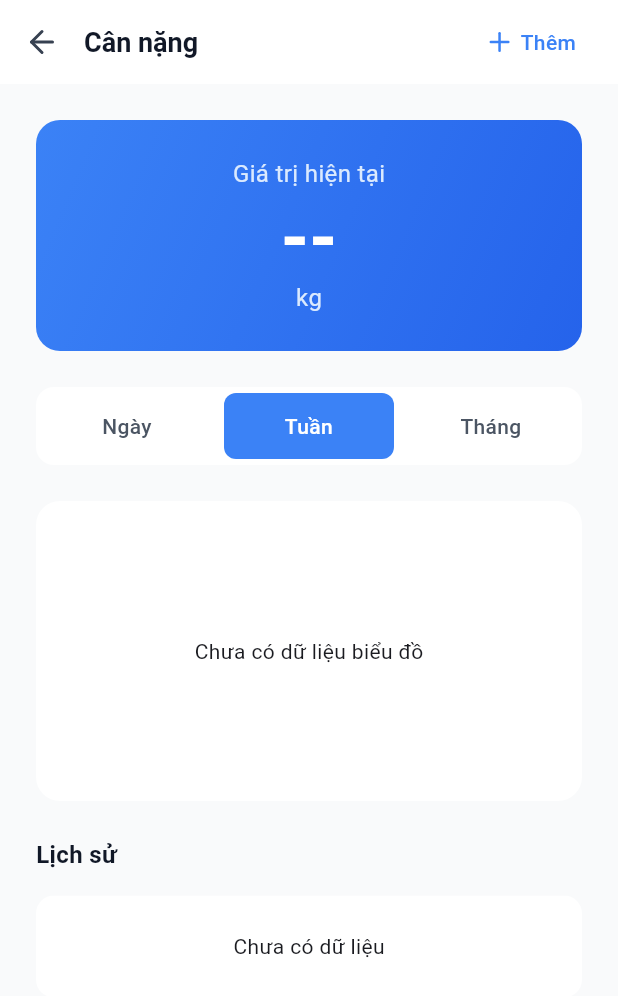
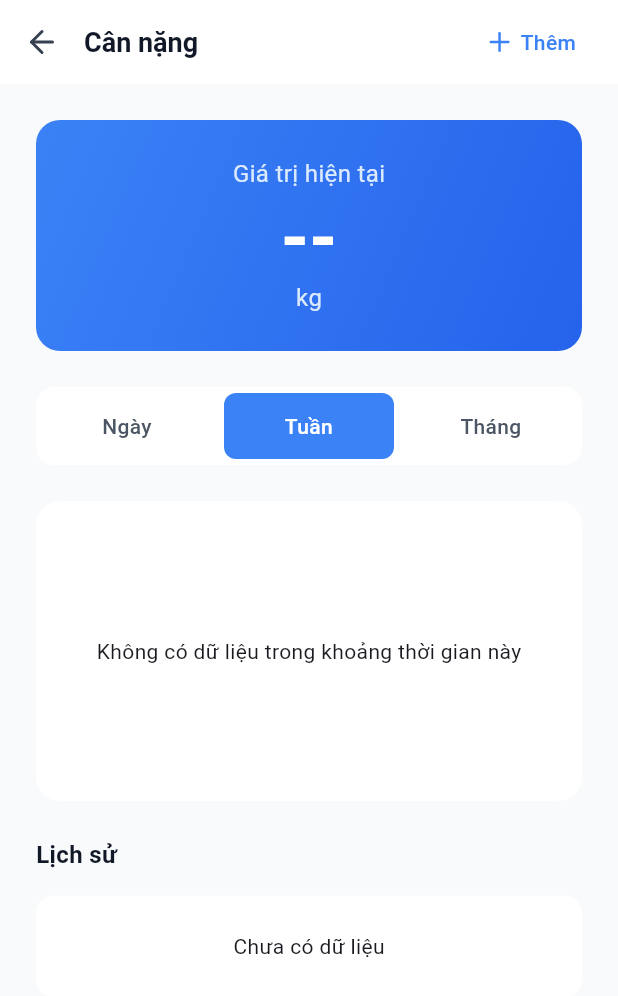
Before and after one commit to Viettuong2k4/app, a Flutter app: the HealthDetailScreen screen opened by its route, on a phone screen of 412 x 824 dp. Shown: the top 996 px of the screen. Run offline on Flutter 3.47's test engine with Material 3 defaults, Android fonts, the phone set to English and light mode, and no system bars; our stand-ins replace cloud_firestore, firebase_auth, firebase_core, fl_chart, flutter_local_notifications, lucide_icons and 1 more; accounts and stored records are empty.

Commit message:
cập nhật biểu đồ chỉ số

```diff
--- a/lib/providers/auth_provider.dart
+++ b/lib/providers/auth_provider.dart
@@ -140,7 +140,7 @@ class AuthProvider extends ChangeNotifier {
   }
 
   Future<void> updateUserProfile({
-    required int age,
+    required DateTime dob,
     required String gender,
     required double height,
     required double weight,
@@ -168,7 +168,7 @@ class AuthProvider extends ChangeNotifier {
         gender: genderEnum,
         height: height,
         weight: weight,
-        dob: _userModel!.dob,
+        dob: dob,
       );
 
       await _authRepository.updateUserData(updatedUser);
--- a/lib/screens/health/health_detail_screen.dart
+++ b/lib/screens/health/health_detail_screen.dart
@@ -7,6 +7,7 @@ import 'package:songkhoe/screens/health/health_filter_tabs.dart';
 import 'package:songkhoe/screens/health/health_history_list.dart';
 import 'package:songkhoe/screens/health/health_summary_card.dart';
 import '../../providers/health_provider.dart';
+import '../../models/health_model.dart';
 
 class HealthDetailScreen extends StatefulWidget {
   const HealthDetailScreen({Key? key}) : super(key: key);
@@ -30,30 +31,77 @@ class _HealthDetailScreenState extends State<HealthDetailScreen> {
         if (typeInfo == null)
           return const Scaffold(body: Center(child: Text("Lỗi dữ liệu")));
 
+        // toàn bộ lịch sử
         final history = provider.getHistory(typeId);
         final latest = history.isNotEmpty ? history.first : null;
 
-        // Chuẩn bị dữ liệu cho biểu đồ
+        final now = DateTime.now();
+        List<HealthMetricModel> filteredDescending = [];
+
+        if (_timeFilter == 'day') {
+          // Lọc trong ngày hôm nay
+          filteredDescending = history.where((e) {
+            return e.date.year == now.year &&
+                e.date.month == now.month &&
+                e.date.day == now.day;
+          }).toList();
+        } else if (_timeFilter == 'week') {
+          // 7 ngày gần nhất
+          final start = now.subtract(const Duration(days: 7));
+          filteredDescending = history
+              .where((e) => e.date.isAfter(start))
+              .toList();
+        } else if (_timeFilter == 'month') {
+          // 30 ngày gần nhất
+          final start = now.subtract(const Duration(days: 30));
+          filteredDescending = history
+              .where((e) => e.date.isAfter(start))
+              .toList();
+        } else {
+          filteredDescending = List.from(history);
+        }
+
+        final chartData = filteredDescending.reversed.toList();
+
         List<FlSpot> chartPoints = [];
-        final chartData = history.take(7).toList().reversed.toList();
+        // Dành cho chỉ số Tâm trương
+        List<FlSpot>? subPoints;
 
         if (chartData.isNotEmpty) {
           chartPoints = chartData.asMap().entries.map((entry) {
             return FlSpot(entry.key.toDouble(), entry.value.value);
           }).toList();
+
+          if (typeInfo['hasSubValue'] == true) {
+            subPoints = chartData.asMap().entries.map((entry) {
+              return FlSpot(entry.key.toDouble(), entry.value.subValue ?? 0.0);
+            }).toList();
+          }
         }
 
+        // TÍNH TOÁN TRỤC Y (MIN/MAX)
         double minY = 0;
         double maxY = 100;
+
         if (chartPoints.isNotEmpty) {
-          final yValues = chartPoints.map((e) => e.y).toList()..sort();
-          double minVal = yValues.first;
-          double maxVal = yValues.last;
-          double padding = (maxVal - minVal) == 0
-              ? 10
-              : (maxVal - minVal) * 0.2;
-          minY = (minVal - padding).clamp(0, double.infinity);
-          maxY = maxVal + padding;
+          // Gom tất cả giá trị Y lại để tìm min/max
+          final allY = chartPoints.map((e) => e.y).toList();
+          if (subPoints != null) {
+            allY.addAll(subPoints.map((e) => e.y));
+          }
+          // Sắp xếp để lấy min/max
+          if (allY.isNotEmpty) {
+            allY.sort();
+            double minVal = allY.first;
+            double maxVal = allY.last;
+
+            double padding = (maxVal - minVal) == 0
+                ? 10
+                : (maxVal - minVal) * 0.2;
+
+            minY = (minVal - padding).clamp(0, double.infinity);
+            maxY = maxVal + padding;
+          }
         }
 
         return Scaffold(
@@ -112,18 +160,21 @@ class _HealthDetailScreenState extends State<HealthDetailScreen> {
             child: Column(
               crossAxisAlignment: CrossAxisAlignment.stretch,
               children: [
+                // Card tổng quan chỉ số mới nhất
                 HealthSummaryCard(
                   value: latest != null ? latest.displayValue : "--",
                   unit: typeInfo['unit'],
                 ),
                 const SizedBox(height: 24),
 
+                // Bộ lọc thời gian (Ngày/Tuần/Tháng)
                 HealthFilterTabs(
                   currentFilter: _timeFilter,
                   onFilterChanged: (val) => setState(() => _timeFilter = val),
                 ),
                 const SizedBox(height: 24),
 
+                // Biểu đồ
                 chartPoints.isEmpty
                     ? Container(
                         height: 200,
@@ -132,13 +183,23 @@ class _HealthDetailScreenState extends State<HealthDetailScreen> {
                           color: Colors.white,
                           borderRadius: BorderRadius.circular(16),
                         ),
-                        child: const Text("Chưa có dữ liệu biểu đồ"),
+                        child: const Text(
+                          "Không có dữ liệu trong khoảng thời gian này",
+                        ),
                       )
-                    : HealthChart(points: chartPoints, minY: minY, maxY: maxY),
+                    : HealthChart(
+                        points: chartPoints,
+                        subPoints: subPoints,
+                        minY: minY,
+                        maxY: maxY,
+                      ),
 
                 const SizedBox(height: 24),
 
-                HealthHistoryList(history: history, unit: typeInfo['unit']),
+                HealthHistoryList(
+                  history: filteredDescending,
+                  unit: typeInfo['unit'],
+                ),
                 const SizedBox(height: 40),
               ],
             ),
--- a/lib/screens/profile/profile_setup_screen.dart
+++ b/lib/screens/profile/profile_setup_screen.dart
@@ -80,10 +80,10 @@ class _ProfileSetupScreenState extends State<ProfileSetupScreen> {
 
     final auth = Provider.of<AuthProvider>(context, listen: false);
 
-    final int calculatedAge = _calculateAge(_selectedDateOfBirth!);
+
 
     auth.updateUserProfile(
-      age: calculatedAge,
+      dob: _selectedDateOfBirth!,
       gender: _gender,
       height: double.tryParse(_heightController.text) ?? 0.0,
       weight: double.tryParse(_weightController.text) ?? 0.0,
```
